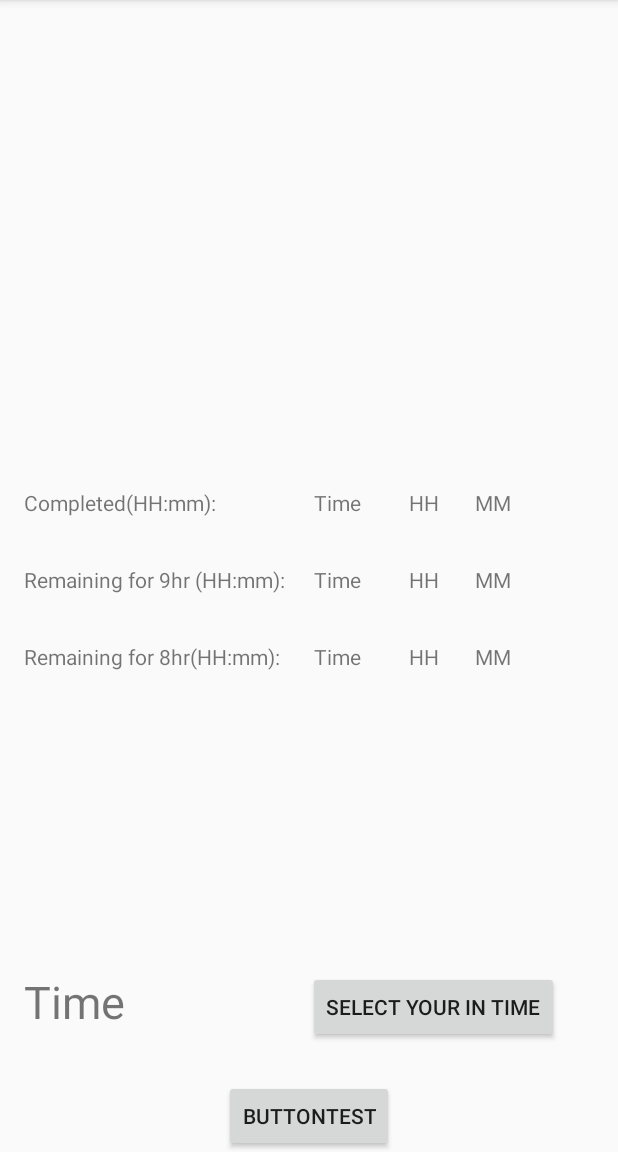
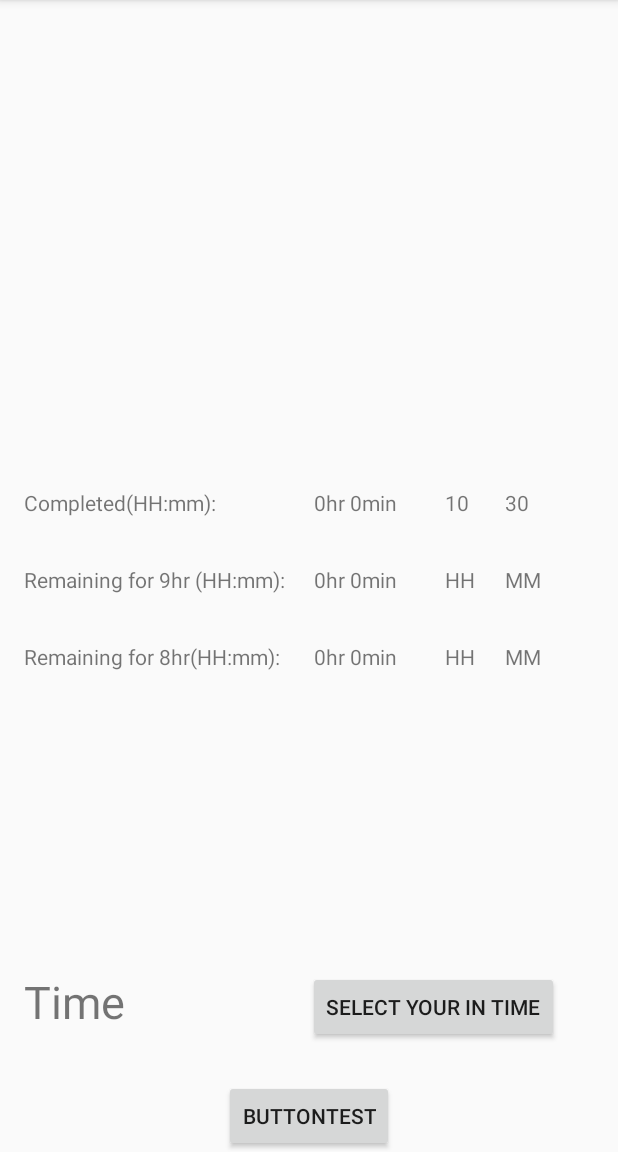
Before and after one commit to vjack33/Time-Runner, an Android app: the screen it shows after launch (MainActivity), after a tap on "BUTTONTEST", on a phone screen of 412 x 824 dp, the part 84-1236 px from its top. Run offline under Robolectric (Android 15) with nearby library versions, the phone set to English and light mode, and no system bars; 10 statements that could not run were skipped.

Commit message:
Removed JODA Dependency Everything working STable, Color not reverting back issue

```diff
--- a/app/build.gradle
+++ b/app/build.gradle
@@ -32,7 +32,7 @@ dependencies {
     testImplementation 'junit:junit:4.12'
     androidTestImplementation 'androidx.test.ext:junit:1.1.1'
     androidTestImplementation 'androidx.test.espresso:espresso-core:3.2.0'
-    implementation 'joda-time:joda-time:2.10.5'
+    //implementation 'joda-time:joda-time:2.10.5'
     implementation 'org.mozilla:rhino:1.7.7.1'
     implementation 'cat.inspiracio:rhino-js-engine:1.7.7.1'
 }
--- a/app/src/main/java/com/example/myapplication/MainActivity.kt
+++ b/app/src/main/java/com/example/myapplication/MainActivity.kt
@@ -2,32 +2,25 @@ package com.example.myapplication
 
 import android.app.TimePickerDialog
 import android.os.Bundle
-import android.util.Log
 import android.widget.Button
 import android.widget.TextView
-import android.widget.Toast
 import androidx.appcompat.app.AppCompatActivity
-import org.joda.time.DateTime
-import org.joda.time.LocalTime
-import org.joda.time.Minutes
 import java.text.SimpleDateFormat
+import java.time.LocalTime
+import java.time.temporal.ChronoUnit
 import java.util.*
-
 
 class MainActivity : AppCompatActivity() {
 
     override fun onCreate(savedInstanceState: Bundle?) {
         super.onCreate(savedInstanceState)
         setContentView(R.layout.activity_main)
-
 /*
         Initialization of every TextView and Buttons
 */
         val mPickInTimeBtn = findViewById<Button>(R.id.pickInTimeBtn)                                   // Select Time Button Init
         val textViewInTime = findViewById<TextView>(R.id.textViewInTime)                                // Main Time Entry Text Init
-
         val submitBtn = findViewById<Button>(R.id.buttonSubmit)                                         // Submit Button Init
-
 
         val timeCompletedTextView = findViewById<TextView>(R.id.textViewTimeCompleted)                  // L1 : Completed Time hr:min view
         val timeCompletedHomeTextView = findViewById<TextView>(R.id.textViewHomeTimeCompleted)          // L1 : Completed final time HH view
@@ -40,15 +33,24 @@ class MainActivity : AppCompatActivity() {
         val timeRemf8TextView = findViewById<TextView>(R.id.textViewTimeRemf8)                          // L3 : Remaining Time for 8hr hr:min view
         val timeRemf8HomeTextView = findViewById<TextView>(R.id.textViewHomeTimeRemf8)                  // L3 : Remaining final time for 8hr HH view
         val timeRemf8HomeMinTextView = findViewById<TextView>(R.id.textViewHomeMinTimeRemf8)            // L3 : Remaining final time for 8hr MM view
+
+        var hourSet : Int? = null
+        var minuteSet : Int? = null
+        var hourLocal : Int? = null
+        var minuteLocal : Int? = null
 /*
          Time Picker logic
 */
+
         mPickInTimeBtn.setOnClickListener {
             val cal = Calendar.getInstance()
             val timeSetListener = TimePickerDialog.OnTimeSetListener { timePicker, hour, minute ->
                 cal.set(Calendar.HOUR_OF_DAY, hour)
                 cal.set(Calendar.MINUTE, minute)
-                textViewInTime.text = SimpleDateFormat("HH:mm").format(cal.time)
+
+                textViewInTime.text = SimpleDateFormat("HH:mm").format(cal.time)                // HH:mm format Set Time
+                hourSet = timePicker.hour
+                minuteSet = timePicker.minute
             }
 
             TimePickerDialog(
@@ -62,72 +64,54 @@ class MainActivity : AppCompatActivity() {
 
         submitBtn.setOnClickListener {
 
-            val format = SimpleDateFormat("HH:mm")
-            val localTime = LocalTime()
-            var d1: Date? = null
-            var d2: Date? = null
+            hourLocal = LocalTime.now().hour
+            minuteLocal = LocalTime.now().minute
+/*
+            Initializing the four different time values for many states
+*/
+            var d1 : LocalTime = LocalTime.parse(textViewInTime.text.toString())                                        // Parse Time selector text as Time
+            var d2 : LocalTime = LocalTime.now()                                                                        // Get local time from device
+            var d3: LocalTime = d1.plusHours(9)                                                             // Set Time plus 9 hr
+            var d4: LocalTime = d1.plusHours(8)                                                             // Set Time plus 8 hr
+/*
+            Print all TextViews Here with logic
+*/
+            var diffCompleted : Int = ChronoUnit.MINUTES.between(d1, d2).toInt()
+            var completedHours = diffCompleted / 60 //since both are ints, you get an int
+            var completedMinutes = diffCompleted % 60
 
-            var d3: Date? = null
-            var d4: Date? = null
+            timeCompletedTextView.text = completedHours.toString() + "hr " + completedMinutes.toString() + "min"        // Print Completed time: (d2 - d1)
+            timeCompletedHomeTextView.text =  d2.hour.toString()                                                        // Print System current time: LocalTime HH
+            timeCompletedHomeMinTextView.text =  d2.minute.toString()                                                   // Print System Completed time current time: LocalTime MM
 
+            var diffRem9 : Int = ChronoUnit.MINUTES.between(d2, d3).toInt()
+            var rem9Hours = diffRem9 / 60
+            var rem9Minuutes = diffRem9 % 60
 
-            try {
+            timeRemf9TextView.text = rem9Hours.toString() + "hr " + rem9Minuutes.toString() + "min"                     // Print Remaining time for 9hr: (d3 - d2)
+            timeRemf9HomeTextView.text =  d3.hour.toString()                                                            // Print Final time for 9hr: d1 + 9hr HH
+            timeRemf9HomeMinTextView.text =  d3.minute.toString()                                                       // Print Final time for 9hr: d1 + 9hr MM
 
-                val inputDate = SimpleDateFormat("dd/MM/yy")
-                val outputDate = SimpleDateFormat("dd MMM yyyy")
+            var diffRem8 : Int = ChronoUnit.MINUTES.between(d2, d4).toInt()
+            var rem8Hours = diffRem8 / 60
+            var rem8Minutes = diffRem8 % 60
 
-                d1 = format.parse(textViewInTime.text.toString())                                       // Parse Time selector text as Time
-                d2 = format.parse(localTime.toString())                                                 // Get local time from device
+            timeRemf8TextView.text = rem8Hours.toString() + "hr " + rem8Minutes.toString() + "min"                      // Print Remaining time for 8hr: (d4 - d2)
+            timeRemf8HomeTextView.text =  d4.hour.toString()                                                            // Print Final time for 8hr: d1 + 8hr HH
+            timeRemf8HomeMinTextView.text =  d4.minute.toString()                                                       // Print Final time for 8hr: d1 + 8hr MM
+/*
+            Change color of TextView when completed the time
+*/
+            if (diffCompleted > 540) {
+                timeCompletedTextView.setTextColor(this.getResources().getColor(R.color.green))
+            }
 
+            if (diffRem9 < 0){
+                timeRemf9TextView.setTextColor(getColor(R.color.green))
+            }
 
-                Toast.makeText(this@MainActivity, d1.toString() , Toast.LENGTH_SHORT).show()
-
-
-                d3 = format.parse(localTime.plusHours(9).toString())    // Add 9 hr to local time
-                d4 = format.parse(localTime.plusHours(8).toString())
-
-                val dt1 = DateTime(d1)
-                val dt2 = DateTime(d2)
-                //timeCompletedTextView.text = Minutes.minutesBetween(dt1, dt2).getMinutes() .toString()
-                val t = Minutes.minutesBetween(dt1, dt2).getMinutes()
-                val hours = t / 60 //since both are ints, you get an int
-                val minutes = t % 60
-                timeCompletedTextView.text = hours.toString() + "hr " + minutes.toString() + "min"
-                timeCompletedHomeTextView.text =  SimpleDateFormat("HH").format(d2)
-                timeCompletedHomeMinTextView.text = SimpleDateFormat("mm").format(d2)
-
-
-
-                var temT = 540 - t
-                val temhours = temT / 60
-                val temminutes = temT % 60
-                timeRemf9TextView.text = temhours.toString() + "hr " + temminutes.toString() + "min"
-
-
-                var tempT = 480 - t
-                val temphours = tempT/ 60
-                val tempminutes = tempT % 60
-                timeRemf8TextView.text = temphours.toString() + "hr " + tempminutes.toString() + "min"
-
-
-                //val d3 = LocalTime().plusHours(8)
-                //val d4 = LocalTime().plusHours(9)
-
-                Toast.makeText(this@MainActivity, d3.toString() , Toast.LENGTH_SHORT).show()
-                Toast.makeText(this@MainActivity, SimpleDateFormat("HH:mm").format(d3).toString() , Toast.LENGTH_SHORT).show()
-
-                timeRemf9HomeTextView.text =  SimpleDateFormat("HH").format(d3)
-                timeRemf9HomeMinTextView.text = SimpleDateFormat("mm").format(d3)
-
-                timeRemf8HomeTextView.text = SimpleDateFormat("HH").format(d4)
-                timeRemf8HomeMinTextView.text = SimpleDateFormat("mm").format(d4)
-
-                //val r = Integer.parseInt(t.toString())
-                Toast.makeText(this@MainActivity, minutes.toString() , Toast.LENGTH_SHORT).show()
-
-
-            } catch (e: Exception) {
-                e.printStackTrace()
+            if (diffRem8 < 0){
+                timeRemf8TextView.setTextColor(getColor(R.color.green))
             }
 
         }
--- a/app/src/main/res/values/colors.xml
+++ b/app/src/main/res/values/colors.xml
@@ -3,4 +3,5 @@
     <color name="colorPrimary">#008577</color>
     <color name="colorPrimaryDark">#00574B</color>
     <color name="colorAccent">#D81B60</color>
+    <color name="green">#008577</color>
 </resources>
```
